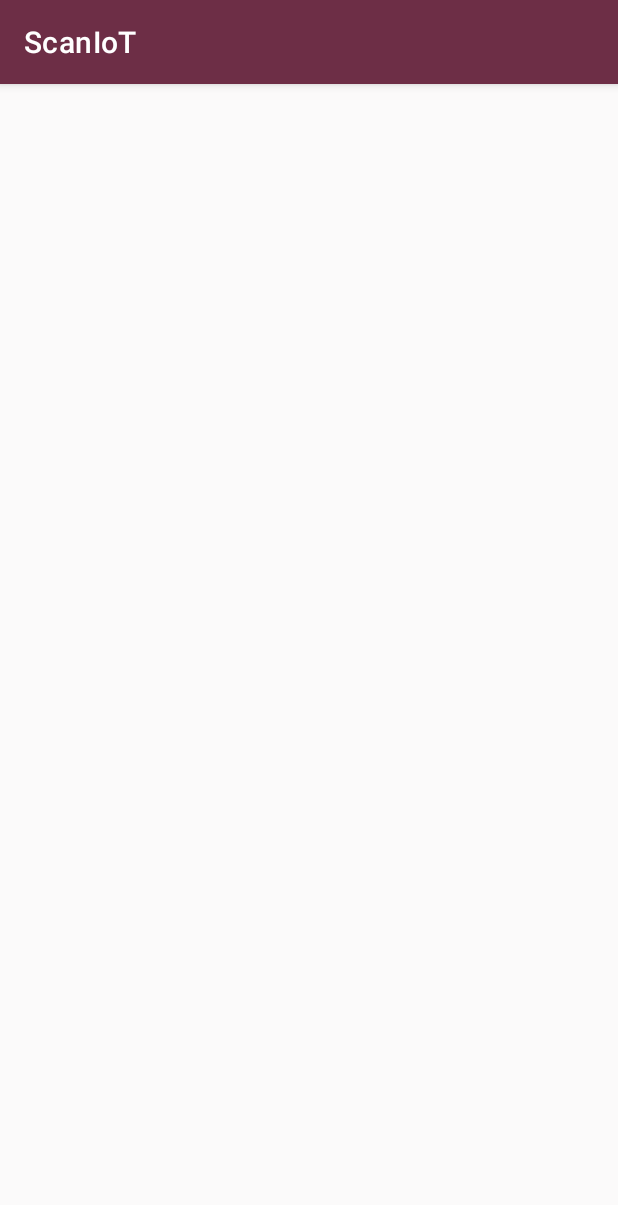
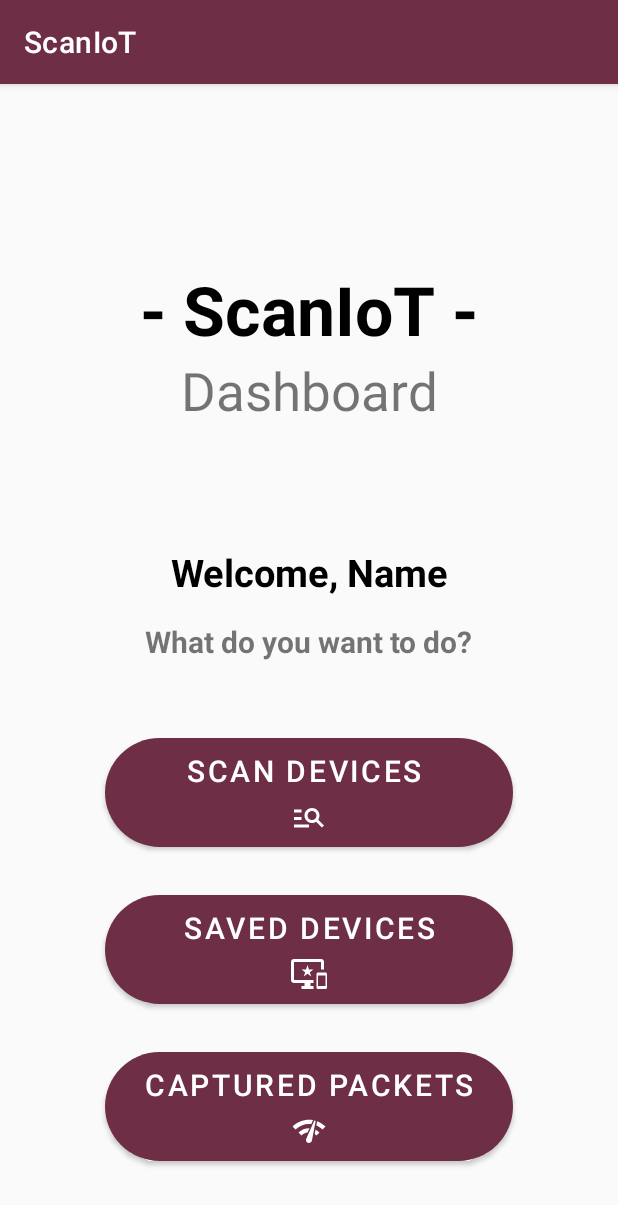
Before and after one commit to brendaschussler/scan_iot_android, an Android app: the DashboardScreenActivity screen opened directly, with no data from a screen before it, on a phone screen of 412 x 824 dp. Shown: the top 1205 px of the screen. Run offline under Robolectric (Android 15) with nearby library versions, the phone set to English and light mode, and no system bars.

Commit message:
implemented dashboard screen

```diff
--- a/app/src/main/java/com/example/scaniot/DashboardScreenActivity.kt
+++ b/app/src/main/java/com/example/scaniot/DashboardScreenActivity.kt
@@ -5,16 +5,24 @@ import androidx.activity.enableEdgeToEdge
 import androidx.appcompat.app.AppCompatActivity
 import androidx.core.view.ViewCompat
 import androidx.core.view.WindowInsetsCompat
+import com.example.scaniot.databinding.ActivityDashboardScreenBinding
 
 class DashboardScreenActivity : AppCompatActivity() {
+
+    private val binding by lazy {
+        ActivityDashboardScreenBinding.inflate( layoutInflater )
+    }
+
     override fun onCreate(savedInstanceState: Bundle?) {
         super.onCreate(savedInstanceState)
         enableEdgeToEdge()
-        setContentView(R.layout.activity_dashboard_screen)
+        setContentView( binding.root )
+
         ViewCompat.setOnApplyWindowInsetsListener(findViewById(R.id.main)) { v, insets ->
             val systemBars = insets.getInsets(WindowInsetsCompat.Type.systemBars())
             v.setPadding(systemBars.left, systemBars.top, systemBars.right, systemBars.bottom)
             insets
         }
     }
+
 }
--- /dev/null
+++ b/app/src/main/res/drawable/packet_capture_24.xml
@@ -0,0 +1,5 @@
+<vector xmlns:android="http://schemas.android.com/apk/res/android" android:height="24dp" android:tint="#FFFFFF" android:viewportHeight="24" android:viewportWidth="24" android:width="24dp">
+
+    <path android:fillColor="@android:color/white" android:pathData="M15.9,5c-0.17,0 -0.32,0.09 -0.41,0.23l-0.07,0.15 -5.18,11.65c-0.16,0.29 -0.26,0.61 -0.26,0.96 0,1.11 0.9,2.01 2.01,2.01 0.96,0 1.77,-0.68 1.96,-1.59l0.01,-0.03L16.4,5.5c0,-0.28 -0.22,-0.5 -0.5,-0.5zM1,9l2,2c2.88,-2.88 6.79,-4.08 10.53,-3.62l1.19,-2.68C9.89,3.84 4.74,5.27 1,9zM21,11l2,-2c-1.64,-1.64 -3.55,-2.82 -5.59,-3.57l-0.53,2.82c1.5,0.62 2.9,1.53 4.12,2.75zM17,15l2,-2c-0.8,-0.8 -1.7,-1.42 -2.66,-1.89l-0.55,2.92c0.42,0.27 0.83,0.59 1.21,0.97zM5,13l2,2c1.13,-1.13 2.56,-1.79 4.03,-2l1.28,-2.88c-2.63,-0.08 -5.3,0.87 -7.31,2.88z"/>
+
+</vector>
--- /dev/null
+++ b/app/src/main/res/drawable/saved_devices_24.xml
@@ -0,0 +1,5 @@
+<vector xmlns:android="http://schemas.android.com/apk/res/android" android:height="24dp" android:tint="#FFFFFF" android:viewportHeight="24" android:viewportWidth="24" android:width="24dp">
+
+    <path android:fillColor="@android:color/white" android:pathData="M23,11.01L18,11c-0.55,0 -1,0.45 -1,1v9c0,0.55 0.45,1 1,1h5c0.55,0 1,-0.45 1,-1v-9c0,-0.55 -0.45,-0.99 -1,-0.99zM23,20h-5v-7h5v7zM20,2L2,2C0.89,2 0,2.89 0,4v12c0,1.1 0.89,2 2,2h7v2L7,20v2h8v-2h-2v-2h2v-2L2,16L2,4h18v5h2L22,4c0,-1.11 -0.9,-2 -2,-2zM11.97,9L11,6l-0.97,3L7,9l2.47,1.76 -0.94,2.91 2.47,-1.8 2.47,1.8 -0.94,-2.91L15,9h-3.03z"/>
+
+</vector>
--- /dev/null
+++ b/app/src/main/res/drawable/scan_devices_24.xml
@@ -0,0 +1,5 @@
+<vector xmlns:android="http://schemas.android.com/apk/res/android" android:autoMirrored="true" android:height="24dp" android:tint="#FFFFFF" android:viewportHeight="24" android:viewportWidth="24" android:width="24dp">
+
+    <path android:fillColor="@android:color/white" android:pathData="M7,9H2V7h5V9zM7,12H2v2h5V12zM20.59,19l-3.83,-3.83C15.96,15.69 15.02,16 14,16c-2.76,0 -5,-2.24 -5,-5s2.24,-5 5,-5s5,2.24 5,5c0,1.02 -0.31,1.96 -0.83,2.75L22,17.59L20.59,19zM17,11c0,-1.65 -1.35,-3 -3,-3s-3,1.35 -3,3s1.35,3 3,3S17,12.65 17,11zM2,19h10v-2H2V19z"/>
+
+</vector>
--- a/app/src/main/res/layout/activity_dashboard_screen.xml
+++ b/app/src/main/res/layout/activity_dashboard_screen.xml
@@ -7,4 +7,128 @@
     android:layout_height="match_parent"
     tools:context=".DashboardScreenActivity">
 
+    <TextView
+        android:id="@+id/textDashboard"
+        android:layout_width="wrap_content"
+        android:layout_height="wrap_content"
+        android:text="Dashboard"
+        android:textSize="35sp"
+        app:layout_constraintEnd_toEndOf="parent"
+        app:layout_constraintHorizontal_bias="0.5"
+        app:layout_constraintStart_toStartOf="parent"
+        app:layout_constraintTop_toBottomOf="@+id/TextScaniot" />
+
+    <TextView
+        android:id="@+id/textWelcome"
+        android:layout_width="wrap_content"
+        android:layout_height="wrap_content"
+        android:layout_marginTop="80dp"
+        android:layout_marginEnd="5dp"
+        android:text="Welcome,"
+        android:textColor="@color/black"
+        android:textSize="25sp"
+        android:textStyle="bold"
+        app:layout_constraintEnd_toStartOf="@+id/textNameUser"
+        app:layout_constraintHorizontal_bias="0.5"
+        app:layout_constraintHorizontal_chainStyle="packed"
+        app:layout_constraintStart_toStartOf="parent"
+        app:layout_constraintTop_toBottomOf="@+id/textDashboard" />
+
+    <TextView
+        android:id="@+id/textNameUser"
+        android:layout_width="wrap_content"
+        android:layout_height="wrap_content"
+        android:layout_marginTop="80dp"
+        android:text="Name"
+        android:textColor="@color/black"
+        android:textSize="25sp"
+        android:textStyle="bold"
+        app:layout_constraintEnd_toEndOf="parent"
+        app:layout_constraintHorizontal_bias="0.5"
+        app:layout_constraintStart_toEndOf="@+id/textWelcome"
+        app:layout_constraintTop_toBottomOf="@+id/textDashboard" />
+
+    <TextView
+        android:id="@+id/textQuestionFuncs"
+        android:layout_width="wrap_content"
+        android:layout_height="wrap_content"
+        android:layout_marginTop="15dp"
+        android:text="What do you want to do?"
+        android:textSize="20sp"
+        android:textStyle="bold"
+        app:layout_constraintEnd_toEndOf="parent"
+        app:layout_constraintHorizontal_bias="0.5"
+        app:layout_constraintStart_toStartOf="parent"
+        app:layout_constraintTop_toBottomOf="@+id/textWelcome" />
+
+    <Button
+        android:id="@+id/btnScanDevices"
+        android:layout_width="0dp"
+        android:layout_height="wrap_content"
+        android:layout_marginStart="70dp"
+        android:layout_marginEnd="70dp"
+        android:layout_marginBottom="20dp"
+        android:drawableBottom="@drawable/scan_devices_24"
+        android:padding="8dp"
+        android:text="Scan Devices "
+        android:textSize="20sp"
+        app:cornerRadius="50sp"
+        app:iconPadding="5dp"
+        app:layout_constraintBottom_toTopOf="@+id/btnSavedDevices"
+        app:layout_constraintEnd_toEndOf="parent"
+        app:layout_constraintHorizontal_bias="0.5"
+        app:layout_constraintStart_toStartOf="parent"
+        app:layout_constraintTop_toBottomOf="@+id/textQuestionFuncs"
+        app:layout_constraintVertical_chainStyle="packed" />
+
+    <Button
+        android:id="@+id/btnSavedDevices"
+        android:layout_width="0dp"
+        android:layout_height="wrap_content"
+        android:layout_marginStart="70dp"
+        android:layout_marginEnd="70dp"
+        android:layout_marginBottom="20dp"
+        android:drawableBottom="@drawable/saved_devices_24"
+        android:padding="8dp"
+        android:text="Saved Devices"
+        android:textSize="20sp"
+        app:cornerRadius="50sp"
+        app:iconPadding="5dp"
+        app:layout_constraintBottom_toTopOf="@+id/btnCapturedPackets"
+        app:layout_constraintEnd_toEndOf="parent"
+        app:layout_constraintHorizontal_bias="0.5"
+        app:layout_constraintStart_toStartOf="parent"
+        app:layout_constraintTop_toBottomOf="@+id/btnScanDevices" />
+
+    <Button
+        android:id="@+id/btnCapturedPackets"
+        android:layout_width="0dp"
+        android:layout_height="wrap_content"
+        android:layout_marginStart="70dp"
+        android:layout_marginEnd="70dp"
+        android:drawableBottom="@drawable/packet_capture_24"
+        android:padding="8dp"
+        android:text="Captured Packets"
+        android:textSize="20sp"
+        app:cornerRadius="50sp"
+        app:iconPadding="5dp"
+        app:layout_constraintBottom_toBottomOf="parent"
+        app:layout_constraintEnd_toEndOf="parent"
+        app:layout_constraintHorizontal_bias="0.5"
+        app:layout_constraintStart_toStartOf="parent"
+        app:layout_constraintTop_toBottomOf="@+id/btnSavedDevices" />
+
+    <TextView
+        android:id="@+id/TextScaniot"
+        android:layout_width="wrap_content"
+        android:layout_height="wrap_content"
+        android:layout_marginTop="120dp"
+        android:text="- ScanIoT -"
+        android:textColor="@color/black"
+        android:textSize="45sp"
+        android:textStyle="bold"
+        app:layout_constraintEnd_toEndOf="parent"
+        app:layout_constraintHorizontal_bias="0.5"
+        app:layout_constraintStart_toStartOf="parent"
+        app:layout_constraintTop_toTopOf="parent" />
 </androidx.constraintlayout.widget.ConstraintLayout>
```
